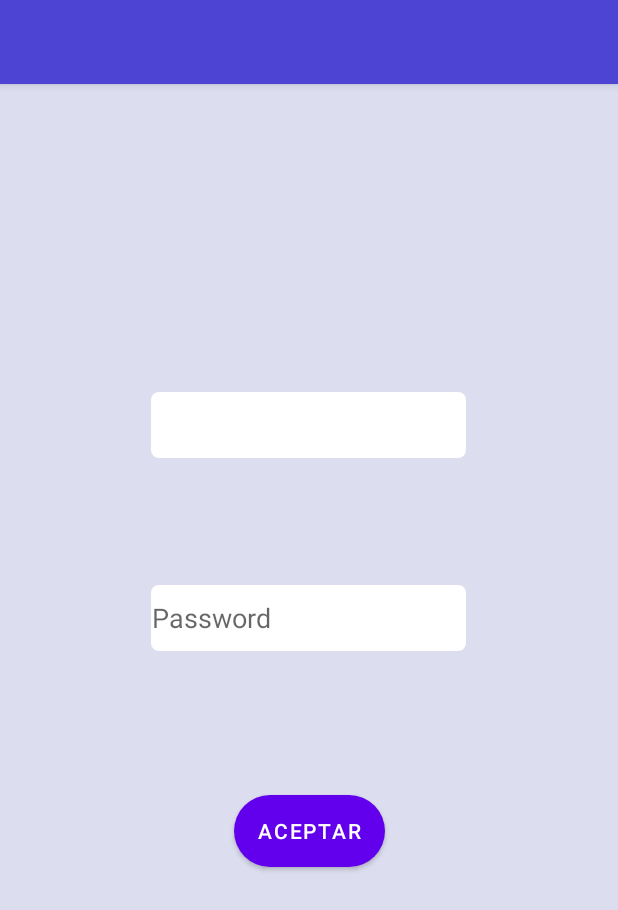
After one commit to santo2927/Ideacity, an Android app: the ActualizarInfo screen opened directly, with no data from a screen before it, on a phone screen of 412 x 824 dp. The commit adds this screen. Shown: the top 910 px of the screen. Run offline under Robolectric (Android 15) with nearby library versions, the phone set to English and light mode, and no system bars; 1 statement that could not run was skipped.

Commit message:
Actualizar Perfil

```diff
--- a/Project/Ideality/app/src/main/AndroidManifest.xml
+++ b/Project/Ideality/app/src/main/AndroidManifest.xml
@@ -36,6 +36,7 @@
         <activity android:name=".editarIdea" />
         <activity android:name=".DeleteFolder"/>
         <activity android:name=".SelectDeleteIdeas"/>
+        <activity android:name=".ActualizarInfo"/>
     </application>
 
 </manifest>
--- /dev/null
+++ b/Project/Ideality/app/src/main/java/com/example/prueba2/ActualizarInfo.java
@@ -0,0 +1,54 @@
+package com.example.prueba2;
+
+import androidx.appcompat.app.AppCompatActivity;
+
+import android.content.Context;
+import android.content.Intent;
+import android.os.Bundle;
+import android.view.View;
+import android.widget.Button;
+import android.widget.EditText;
+import android.widget.Toast;
+
+
+public class ActualizarInfo extends AppCompatActivity{
+
+    private Sistema s=null;
+    private EditText nombre, contraseña;
+    private Button aceptar;
+
+    @Override
+    protected void onCreate(Bundle savedInstanceState) {
+        super.onCreate(savedInstanceState);
+        setContentView(R.layout.activity_actualizar_perfil);
+        s = Sistema.getSistema();
+        nombre =  (EditText) findViewById(R.id.txtNombre);
+        contraseña= (EditText) findViewById(R.id.txtContraseña);
+        aceptar= (Button) findViewById(R.id.btnAceptar);
+
+        nombre.setText(s.getLogedUser().getName());
+
+        aceptar.setOnClickListener(new View.OnClickListener() {
+            @Override
+            public void onClick(View view) {
+                Intent i;
+                if(contraseña.getText().toString().equals("") && nombre.getText().toString().equals(s.getLogedUser().getName())){
+                    i = new Intent(ActualizarInfo.this, GestorIdeas.class);
+                    startActivity(i);
+                }else{
+                    s.updateContraseñaUsuario(contraseña.getText().toString());
+                    s.updateNombreUsuario(nombre.getText().toString());
+                    s.logOut();
+                    s.guardarSistema();
+
+                    i = new Intent(ActualizarInfo.this, MainActivity.class);
+                    startActivity(i);
+                }
+
+            }
+        });
+
+    }
+
+
+}
--- a/Project/Ideality/app/src/main/java/com/example/prueba2/GestorIdeas.java
+++ b/Project/Ideality/app/src/main/java/com/example/prueba2/GestorIdeas.java
@@ -166,6 +166,11 @@ public class GestorIdeas extends AppCompatActivity {
             case R.id.BotonAyuda:
                 setContentView(R.layout.activity_ayuda);
                 break;
+            case R.id.BotonPerfil:
+                x= new Intent(this, ActualizarInfo.class);
+                startActivity(x);
+                break;
+
         }
         return super.onOptionsItemSelected(opcion_menu);
     }
--- a/Project/Ideality/app/src/main/java/com/example/prueba2/MainActivity.java
+++ b/Project/Ideality/app/src/main/java/com/example/prueba2/MainActivity.java
@@ -26,6 +26,7 @@ public class MainActivity extends AppCompatActivity {
         sv=new Saver(getSharedPreferences("Ideality",Context.MODE_PRIVATE));
         Sistema.setSaver(sv);
         s=Sistema.getSistema();
+        s.logOut();
         super.onCreate(savedInstanceState);
         setContentView(R.layout.activity_main);
         botones();
--- /dev/null
+++ b/Project/Ideality/app/src/main/res/layout/activity_actualizar_perfil.xml
@@ -0,0 +1,66 @@
+<?xml version="1.0" encoding="utf-8"?>
+<androidx.constraintlayout.widget.ConstraintLayout xmlns:android="http://schemas.android.com/apk/res/android"
+    xmlns:app="http://schemas.android.com/apk/res-auto"
+    xmlns:tools="http://schemas.android.com/tools"
+    android:layout_width="match_parent"
+    android:layout_height="match_parent"
+    android:background="@color/MoradoFondo">
+
+    <androidx.appcompat.widget.Toolbar
+        android:id="@+id/my_toolbar"
+        android:layout_width="match_parent"
+        android:layout_height="?attr/actionBarSize"
+        android:background="@color/MoradoToolbar"
+        android:elevation="4dp"
+        android:theme="@style/ThemeOverlay.AppCompat.ActionBar"
+        app:layout_constraintBottom_toBottomOf="parent"
+        app:layout_constraintEnd_toEndOf="parent"
+        app:layout_constraintHorizontal_bias="0.0"
+        app:layout_constraintStart_toStartOf="parent"
+        app:layout_constraintTop_toTopOf="parent"
+        app:layout_constraintVertical_bias="0.0" />
+
+    <EditText
+        android:id="@+id/txtNombre"
+        android:layout_width="210dp"
+        android:layout_height="44dp"
+        android:background="@drawable/rectangles"
+        android:ems="10"
+        android:inputType="textPersonName"
+        app:layout_constraintBottom_toBottomOf="parent"
+        app:layout_constraintEnd_toEndOf="parent"
+        app:layout_constraintHorizontal_bias="0.497"
+        app:layout_constraintStart_toStartOf="parent"
+        app:layout_constraintTop_toTopOf="parent"
+        app:layout_constraintVertical_bias="0.335" />
+
+    <Button
+        android:background="@drawable/botones"
+        android:id="@+id/btnAceptar"
+        android:layout_width="wrap_content"
+        android:layout_height="wrap_content"
+        android:text="Aceptar"
+        app:layout_constraintBottom_toBottomOf="parent"
+        app:layout_constraintEnd_toEndOf="parent"
+        app:layout_constraintStart_toStartOf="parent"
+        app:layout_constraintTop_toTopOf="parent"
+        app:layout_constraintVertical_bias="0.683" />
+
+    <EditText
+
+        android:inputType="textPassword"
+        tools:layout_editor_absoluteX="90dp"
+        tools:layout_editor_absoluteY="335dp"
+        android:id="@+id/txtContraseña"
+        android:layout_width="210dp"
+        android:layout_height="44dp"
+        android:background="@drawable/rectangles"
+        android:ems="10"
+        android:hint="Password"
+        app:layout_constraintBottom_toBottomOf="parent"
+        app:layout_constraintEnd_toEndOf="parent"
+        app:layout_constraintHorizontal_bias="0.497"
+        app:layout_constraintStart_toStartOf="parent"
+        app:layout_constraintTop_toTopOf="parent" />
+
+</androidx.constraintlayout.widget.ConstraintLayout>
--- a/Project/Ideality/app/src/main/res/menu/menu.xml
+++ b/Project/Ideality/app/src/main/res/menu/menu.xml
@@ -34,5 +34,8 @@
     <item
         android:id="@+id/BotonAyuda"
         android:title="Ayuda" />
+    <item
+        android:id="@+id/BotonPerfil"
+        android:title="Actualizar perfil" />
 
 </menu>
```
Also changed, not shown: Project/Ideality/app/src/main/java/com/example/prueba2/Sistema.java (+19 -1 lines).
